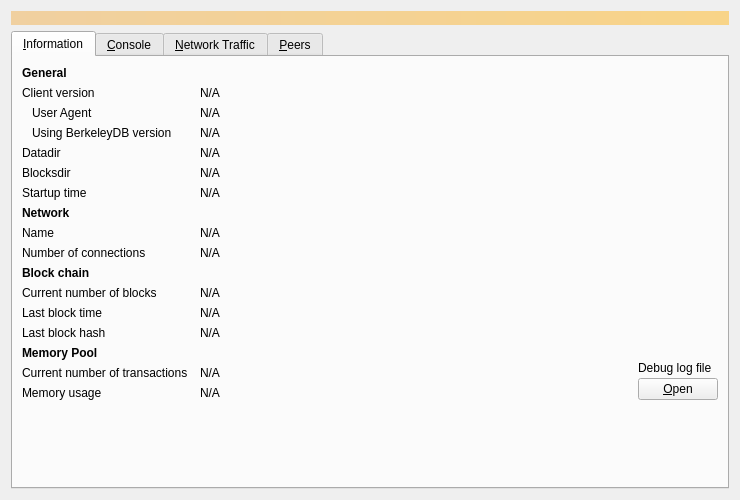
Qt form src/qt/forms/debugwindow.ui (bitfinitechain/bitfinite-core) before a commit.
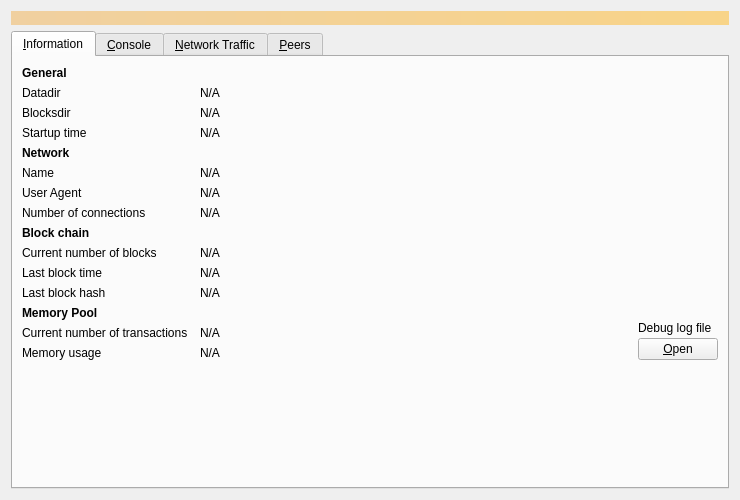
The same form after that commit. Icons and pictures are not drawn. Custom widgets are drawn as their Qt base class.

Commit message: Remove version info from Node window

```diff
--- a/src/qt/forms/debugwindow.ui
+++ b/src/qt/forms/debugwindow.ui
@@ -60,88 +60,13 @@
         </widget>
        </item>
        <item row="1" column="0">
-        <widget class="QLabel" name="label_6">
-         <property name="text">
-          <string>Client version</string>
-         </property>
-        </widget>
-       </item>
-       <item row="1" column="1" colspan="2">
-        <widget class="QLabel" name="clientVersion">
-         <property name="cursor">
-          <cursorShape>IBeamCursor</cursorShape>
-         </property>
-         <property name="text">
-          <string>N/A</string>
-         </property>
-         <property name="textFormat">
-          <enum>Qt::PlainText</enum>
-         </property>
-         <property name="textInteractionFlags">
-          <set>Qt::LinksAccessibleByMouse|Qt::TextSelectableByKeyboard|Qt::TextSelectableByMouse</set>
-         </property>
-        </widget>
-       </item>
-       <item row="2" column="0">
-        <widget class="QLabel" name="labelClientUserAgent">
-         <property name="text">
-          <string>User Agent</string>
-         </property>
-         <property name="indent">
-          <number>10</number>
-         </property>
-        </widget>
-       </item>
-       <item row="2" column="1" colspan="2">
-        <widget class="QLabel" name="clientUserAgent">
-         <property name="cursor">
-          <cursorShape>IBeamCursor</cursorShape>
-         </property>
-         <property name="text">
-          <string>N/A</string>
-         </property>
-         <property name="textFormat">
-          <enum>Qt::PlainText</enum>
-         </property>
-         <property name="textInteractionFlags">
-          <set>Qt::LinksAccessibleByMouse|Qt::TextSelectableByKeyboard|Qt::TextSelectableByMouse</set>
-         </property>
-        </widget>
-       </item>
-       <item row="3" column="0">
-        <widget class="QLabel" name="label_berkeleyDBVersion">
-         <property name="text">
-          <string>Using BerkeleyDB version</string>
-         </property>
-         <property name="indent">
-          <number>10</number>
-         </property>
-        </widget>
-       </item>
-       <item row="3" column="1" colspan="2">
-        <widget class="QLabel" name="berkeleyDBVersion">
-         <property name="cursor">
-          <cursorShape>IBeamCursor</cursorShape>
-         </property>
-         <property name="text">
-          <string>N/A</string>
-         </property>
-         <property name="textFormat">
-          <enum>Qt::PlainText</enum>
-         </property>
-         <property name="textInteractionFlags">
-          <set>Qt::LinksAccessibleByMouse|Qt::TextSelectableByKeyboard|Qt::TextSelectableByMouse</set>
-         </property>
-        </widget>
-       </item>
-       <item row="4" column="0">
         <widget class="QLabel" name="label_12">
          <property name="text">
           <string>Datadir</string>
          </property>
         </widget>
        </item>
-       <item row="4" column="1" colspan="2">
+       <item row="1" column="1" colspan="2">
         <widget class="QLabel" name="dataDir">
          <property name="cursor">
           <cursorShape>IBeamCursor</cursorShape>
@@ -163,14 +88,14 @@
          </property>
         </widget>
        </item>
-       <item row="5" column="0">
+       <item row="2" column="0">
         <widget class="QLabel" name="label_11">
          <property name="text">
           <string>Blocksdir</string>
          </property>
         </widget>
        </item>
-       <item row="5" column="1" colspan="2">
+       <item row="2" column="1" colspan="2">
         <widget class="QLabel" name="blocksDir">
          <property name="cursor">
           <cursorShape>IBeamCursor</cursorShape>
@@ -192,14 +117,14 @@
          </property>
         </widget>
        </item>
-       <item row="6" column="0">
+       <item row="3" column="0">
         <widget class="QLabel" name="label_13">
          <property name="text">
           <string>Startup time</string>
          </property>
         </widget>
        </item>
-       <item row="6" column="1" colspan="2">
+       <item row="3" column="1" colspan="2">
         <widget class="QLabel" name="startupTime">
          <property name="cursor">
           <cursorShape>IBeamCursor</cursorShape>
@@ -215,7 +140,7 @@
          </property>
         </widget>
        </item>
-       <item row="7" column="0">
+       <item row="4" column="0">
            <widget class="QLabel" name="labelNetwork">
                <property name="font">
                    <font>
@@ -228,14 +153,14 @@
                </property>
            </widget>
        </item>
-       <item row="8" column="0">
+       <item row="5" column="0">
         <widget class="QLabel" name="label_8">
          <property name="text">
           <string>Name</string>
          </property>
         </widget>
        </item>
-       <item row="8" column="1" colspan="2">
+       <item row="5" column="1" colspan="2">
         <widget class="QLabel" name="networkName">
          <property name="cursor">
           <cursorShape>IBeamCursor</cursorShape>
@@ -251,14 +176,37 @@
          </property>
         </widget>
        </item>
-       <item row="9" column="0">
+       <item row="6" column="0">
+        <widget class="QLabel" name="labelClientUserAgent">
+         <property name="text">
+          <string>User Agent</string>
+         </property>
+        </widget>
+       </item>
+       <item row="6" column="1" colspan="2">
+        <widget class="QLabel" name="clientUserAgent">
+         <property name="cursor">
+          <cursorShape>IBeamCursor</cursorShape>
+         </property>
+         <property name="text">
+          <string>N/A</string>
+         </property>
+         <property name="textFormat">
+          <enum>Qt::PlainText</enum>
+         </property>
+         <property name="textInteractionFlags">
+          <set>Qt::LinksAccessibleByMouse|Qt::TextSelectableByKeyboard|Qt::TextSelectableByMouse</set>
+         </property>
+        </widget>
+       </item>
+       <item row="7" column="0">
         <widget class="QLabel" name="label_7">
          <property name="text">
           <string>Number of connections</string>
          </property>
         </widget>
        </item>
-       <item row="9" column="1" colspan="2">
+       <item row="7" column="1" colspan="2">
         <widget class="QLabel" name="numberOfConnections">
          <property name="cursor">
           <cursorShape>IBeamCursor</cursorShape>
@@ -274,7 +222,7 @@
          </property>
         </widget>
        </item>
-       <item row="10" column="0">
+       <item row="8" column="0">
         <widget class="QLabel" name="label_10">
          <property name="font">
           <font>
@@ -287,14 +235,14 @@
          </property>
         </widget>
        </item>
-       <item row="11" column="0">
+       <item row="9" column="0">
         <widget class="QLabel" name="label_3">
          <property name="text">
           <string>Current number of blocks</string>
          </property>
         </widget>
        </item>
-       <item row="11" column="1" colspan="2">
+       <item row="9" column="1" colspan="2">
         <widget class="QLabel" name="numberOfBlocks">
          <property name="cursor">
           <cursorShape>IBeamCursor</cursorShape>
@@ -310,14 +258,14 @@
          </property>
         </widget>
        </item>
-       <item row="12" column="0">
+       <item row="10" column="0">
         <widget class="QLabel" name="labelLastBlockTime">
          <property name="text">
           <string>Last block time</string>
          </property>
         </widget>
        </item>
-       <item row="12" column="1" colspan="2">
+       <item row="10" column="1" colspan="2">
         <widget class="QLabel" name="lastBlockTime">
          <property name="cursor">
           <cursorShape>IBeamCursor</cursorShape>
@@ -333,14 +281,14 @@
          </property>
         </widget>
        </item>
-       <item row="13" column="0">
+       <item row="11" column="0">
         <widget class="QLabel" name="lastBlockHashLabel">
          <property name="text">
           <string>Last block hash</string>
          </property>
         </widget>
        </item>
-       <item row="13" column="1">
+       <item row="11" column="1">
         <widget class="QLabel" name="lastBlockHash">
          <property name="cursor">
           <cursorShape>IBeamCursor</cursorShape>
@@ -356,7 +304,7 @@
          </property>
         </widget>
        </item>
-       <item row="14" column="0">
+       <item row="12" column="0">
         <widget class="QLabel" name="labelMempoolTitle">
          <property name="font">
           <font>
@@ -369,14 +317,14 @@
          </property>
         </widget>
        </item>
-       <item row="15" column="0">
+       <item row="13" column="0">
         <widget class="QLabel" name="labelNumberOfTransactions">
          <property name="text">
           <string>Current number of transactions</string>
          </property>
         </widget>
        </item>
-       <item row="15" column="1">
+       <item row="13" column="1">
         <widget class="QLabel" name="mempoolNumberTxs">
          <property name="cursor">
           <cursorShape>IBeamCursor</cursorShape>
@@ -392,14 +340,14 @@
          </property>
         </widget>
        </item>
-       <item row="16" column="0">
+       <item row="14" column="0">
         <widget class="QLabel" name="labelMemoryUsage">
          <property name="text">
           <string>Memory usage</string>
          </property>
         </widget>
        </item>
-       <item row="16" column="1">
+       <item row="14" column="1">
         <widget class="QLabel" name="mempoolSize">
          <property name="cursor">
           <cursorShape>IBeamCursor</cursorShape>
@@ -415,7 +363,7 @@
          </property>
         </widget>
        </item>
-       <item row="14" column="2" rowspan="3">
+       <item row="12" column="2" rowspan="3">
         <layout class="QVBoxLayout" name="verticalLayoutDebugButton">
          <property name="spacing">
           <number>3</number>
@@ -455,7 +403,7 @@
          </item>
         </layout>
        </item>
-       <item row="17" column="0">
+       <item row="15" column="0">
         <spacer name="verticalSpacer">
          <property name="orientation">
           <enum>Qt::Vertical</enum>
```
The commit also changes 2 other files.
